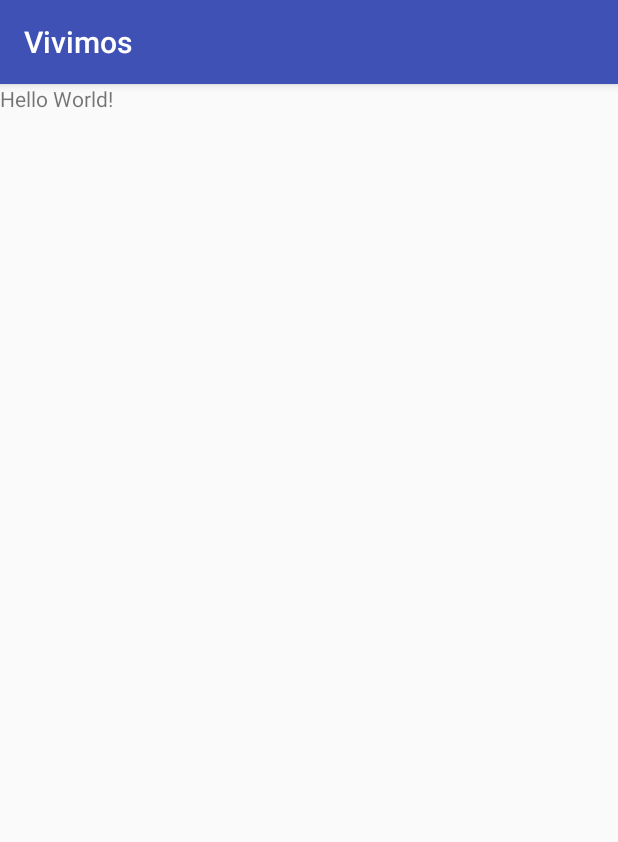
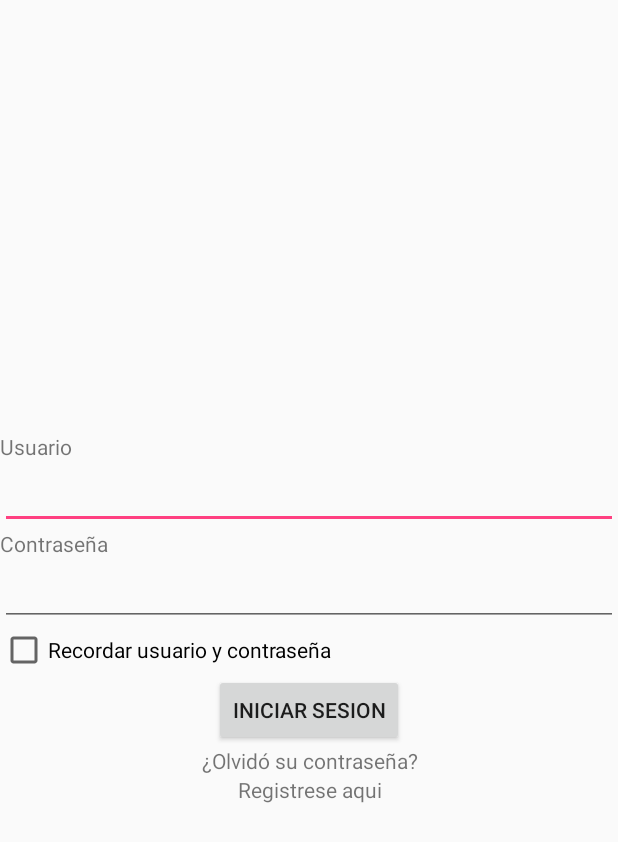
Before and after one commit to nacho-globant/vivimos, an Android app: the screen it shows after launch (HomeActivity before the commit, LoginActivity after it), on a phone screen of 412 x 824 dp. Shown: the top 842 px of the screen. Run offline under Robolectric (Android 15) with nearby library versions, the phone set to English and light mode, and no system bars; our stand-ins replace ButterKnife, Timber; 2 statements that could not run were skipped.

Commit message:
add login

```diff
--- a/app/src/main/AndroidManifest.xml
+++ b/app/src/main/AndroidManifest.xml
@@ -9,13 +9,17 @@
         android:supportsRtl="true"
         android:theme="@style/AppTheme"
         android:name=".VivimosApp">
-        <activity android:name=".activities.HomeActivity" >
+        <activity android:name=".activities.LoginActivity"
+            android:theme="@style/AppTheme.WithoutActionBar">
             <intent-filter>
                 <action android:name="android.intent.action.MAIN" />
 
                 <category android:name="android.intent.category.LAUNCHER" />
             </intent-filter>
         </activity>
+        <activity android:name=".activities.ConfirmationActivity"
+            android:theme="@style/AppTheme.WithoutActionBar">
+        </activity>
     </application>
 
 </manifest>
--- a/app/src/main/java/vivimos/janssen/com/vivimos/activities/HomeActivity.java
+++ b/app/src/main/java/vivimos/janssen/com/vivimos/activities/HomeActivity.java
@@ -2,7 +2,6 @@ package vivimos.janssen.com.vivimos.activities;
 
 import android.os.Bundle;
 import android.support.v7.app.AppCompatActivity;
-import android.util.Log;
 import android.widget.TextView;
 
 import butterknife.BindView;
--- /dev/null
+++ b/app/src/main/java/vivimos/janssen/com/vivimos/activities/LoginActivity.java
@@ -0,0 +1,35 @@
+package vivimos.janssen.com.vivimos.activities;
+
+import android.os.Bundle;
+import android.support.v7.app.AppCompatActivity;
+
+import butterknife.ButterKnife;
+import butterknife.OnClick;
+import vivimos.janssen.com.vivimos.R;
+import vivimos.janssen.com.vivimos.mvp.model.LoginModel;
+import vivimos.janssen.com.vivimos.mvp.presenter.LoginPresenter;
+import vivimos.janssen.com.vivimos.mvp.view.LoginView;
+
+public class LoginActivity extends AppCompatActivity {
+
+    LoginPresenter presenter;
+
+    @Override
+    protected void onCreate(Bundle savedInstanceState) {
+        super.onCreate(savedInstanceState);
+        setContentView(R.layout.activity_login);
+        ButterKnife.bind(this);
+        createPresenter();
+    }
+
+    private void createPresenter() {
+        if (presenter == null) {
+            presenter = new LoginPresenter(new LoginView(this), new LoginModel());
+        }
+    }
+
+    @OnClick(R.id.login_button)
+    public void onLoginClick() {
+        presenter.login();
+    }
+}
--- /dev/null
+++ b/app/src/main/java/vivimos/janssen/com/vivimos/mvp/model/ConfirmationModel.java
@@ -0,0 +1,4 @@
+package vivimos.janssen.com.vivimos.mvp.model;
+
+public class ConfirmationModel {
+}
--- /dev/null
+++ b/app/src/main/java/vivimos/janssen/com/vivimos/mvp/model/LoginModel.java
@@ -0,0 +1,10 @@
+package vivimos.janssen.com.vivimos.mvp.model;
+
+
+public class LoginModel {
+
+
+    public boolean isValidUser(String user, String password) {
+        return ("people@gmail.com".equalsIgnoreCase(user) && "1234".equalsIgnoreCase(password));
+    }
+}
--- /dev/null
+++ b/app/src/main/java/vivimos/janssen/com/vivimos/mvp/presenter/LoginPresenter.java
@@ -0,0 +1,37 @@
+package vivimos.janssen.com.vivimos.mvp.presenter;
+
+import android.app.Activity;
+import android.content.Intent;
+
+import vivimos.janssen.com.vivimos.activities.ConfirmationActivity;
+import vivimos.janssen.com.vivimos.mvp.model.LoginModel;
+import vivimos.janssen.com.vivimos.mvp.view.LoginView;
+
+public class LoginPresenter {
+
+    LoginView view;
+    LoginModel model;
+
+    public LoginPresenter(LoginView view, LoginModel model) {
+        this.view = view;
+        this.model = model;
+    }
+
+    public void login() {
+        final Activity activity = view.getActivity();
+        if (activity == null) {
+            return;
+        }
+        final String user = view.getUser();
+        final String password = view.getPassword();
+
+        if (!model.isValidUser(user, password)) {
+
+            view.showError();
+            return;
+        }
+
+        Intent intent = new Intent(activity, ConfirmationActivity.class);
+        activity.startActivity(intent);
+    }
+}
--- /dev/null
+++ b/app/src/main/java/vivimos/janssen/com/vivimos/mvp/view/LoginView.java
@@ -0,0 +1,38 @@
+package vivimos.janssen.com.vivimos.mvp.view;
+
+import android.app.Activity;
+import android.widget.EditText;
+import android.widget.TextView;
+import android.widget.Toast;
+
+import butterknife.BindView;
+import butterknife.ButterKnife;
+import vivimos.janssen.com.vivimos.R;
+
+public class LoginView extends ActivityView {
+    @BindView(R.id.forget_pass_textview) TextView forgetPassTextView;
+    @BindView(R.id.user_edittext) EditText userEditText;
+    @BindView(R.id.pass_edittext) EditText passEditText;
+
+    public LoginView(Activity activity) {
+        super(activity);
+        ButterKnife.bind(this, activity);
+    }
+
+
+    public String getUser() {
+        return userEditText.getText().toString();
+    }
+
+    public String getPassword() {
+        return passEditText.getText().toString();
+    }
+
+    public void showError() {
+        final Activity activity = getActivity();
+        if (activity == null) {
+            return;
+        }
+        Toast.makeText(activity, R.string.login_error, Toast.LENGTH_SHORT).show();
+    }
+}
--- /dev/null
+++ b/app/src/main/java/vivimos/janssen/com/vivimos/repository/UserRepository.java
@@ -0,0 +1,5 @@
+package vivimos.janssen.com.vivimos.repository;
+
+
+public class UserRepository {
+}
--- /dev/null
+++ b/app/src/main/java/vivimos/janssen/com/vivimos/repository/entities/User.java
@@ -0,0 +1,5 @@
+package vivimos.janssen.com.vivimos.repository.entities;
+
+
+public class User {
+}
--- /dev/null
+++ b/app/src/main/res/layout/activity_login.xml
@@ -0,0 +1,65 @@
+<?xml version="1.0" encoding="utf-8"?>
+<RelativeLayout xmlns:android="http://schemas.android.com/apk/res/android"
+    android:layout_width="match_parent"
+    android:layout_height="match_parent"
+    android:gravity="center_vertical">
+
+    <TextView
+        android:id="@+id/user_textview"
+        android:layout_width="match_parent"
+        android:layout_height="wrap_content"
+        android:text="@string/login_user" />
+
+    <EditText
+        android:id="@+id/user_edittext"
+        android:layout_width="match_parent"
+        android:layout_height="wrap_content"
+        android:layout_below="@+id/user_textview" />
+
+
+    <TextView
+        android:id="@+id/pass_textview"
+        android:layout_width="match_parent"
+        android:layout_height="wrap_content"
+        android:layout_below="@+id/user_edittext"
+        android:text="@string/login_pass" />
+
+    <EditText
+        android:id="@+id/pass_edittext"
+        android:layout_width="match_parent"
+        android:layout_height="wrap_content"
+        android:layout_below="@+id/pass_textview" />
+
+
+    <CheckBox
+        android:id="@+id/remember"
+        android:layout_width="match_parent"
+        android:layout_height="wrap_content"
+        android:layout_below="@+id/pass_edittext"
+        android:text="@string/login_remember" />
+
+
+    <Button
+        android:id="@+id/login_button"
+        android:layout_width="wrap_content"
+        android:layout_height="wrap_content"
+        android:layout_below="@+id/remember"
+        android:layout_centerHorizontal="true"
+        android:text="@string/login_init_session" />
+
+    <TextView
+        android:id="@+id/forget_pass_textview"
+        android:layout_width="match_parent"
+        android:layout_height="wrap_content"
+        android:layout_below="@+id/login_button"
+        android:gravity="center"
+        android:text="@string/login_forget_pass" />
+
+    <TextView
+        android:id="@+id/register_textview"
+        android:layout_width="match_parent"
+        android:layout_height="wrap_content"
+        android:layout_below="@+id/forget_pass_textview"
+        android:gravity="center"
+        android:text="@string/login_register" />
+</RelativeLayout>
--- a/app/src/main/res/values/strings.xml
+++ b/app/src/main/res/values/strings.xml
@@ -1,3 +1,16 @@
 <resources>
     <string name="app_name">Vivimos</string>
+    <string name="login_user">Usuario</string>
+    <string name="login_pass">Contraseña</string>
+    <string name="login_remember">Recordar usuario y contraseña</string>
+    <string name="login_init_session">Iniciar Sesion</string>
+    <string name="login_forget_pass">¿Olvidó su contraseña?</string>
+    <string name="login_register">Registrese aqui</string>
+    <string name="login_error">Usuario y/o contraseña invalidos</string>
+
+    <string name="add_email">Ingrese su correo electronico</string>
+    <string name="button_continue">Continuar</string>
+    <string name="confirmation_message">Se ha enviado un correo electronico con las instrucciones para restablecer la contraseña!</string>
+
+
 </resources>
--- a/app/src/main/res/values/styles.xml
+++ b/app/src/main/res/values/styles.xml
@@ -8,4 +8,10 @@
         <item name="colorAccent">@color/colorAccent</item>
     </style>
 
+    <style name="AppTheme.WithoutActionBar">
+        <item name="windowActionBar">false</item>
+        <item name="windowNoTitle">true</item>
+    </style>
+
+
 </resources>
```
Also changed, not shown: app/src/main/java/vivimos/janssen/com/vivimos/activities/ConfirmationActivity.java (added, +35 -0 lines), app/src/main/java/vivimos/janssen/com/vivimos/mvp/presenter/ConfirmationPresenter.java (added, +18 -0 lines), app/src/main/java/vivimos/janssen/com/vivimos/mvp/view/ConfirmationView.java (added, +35 -0 lines), app/src/main/res/layout/activity_confirmation.xml (added, +57 -0 lines).
